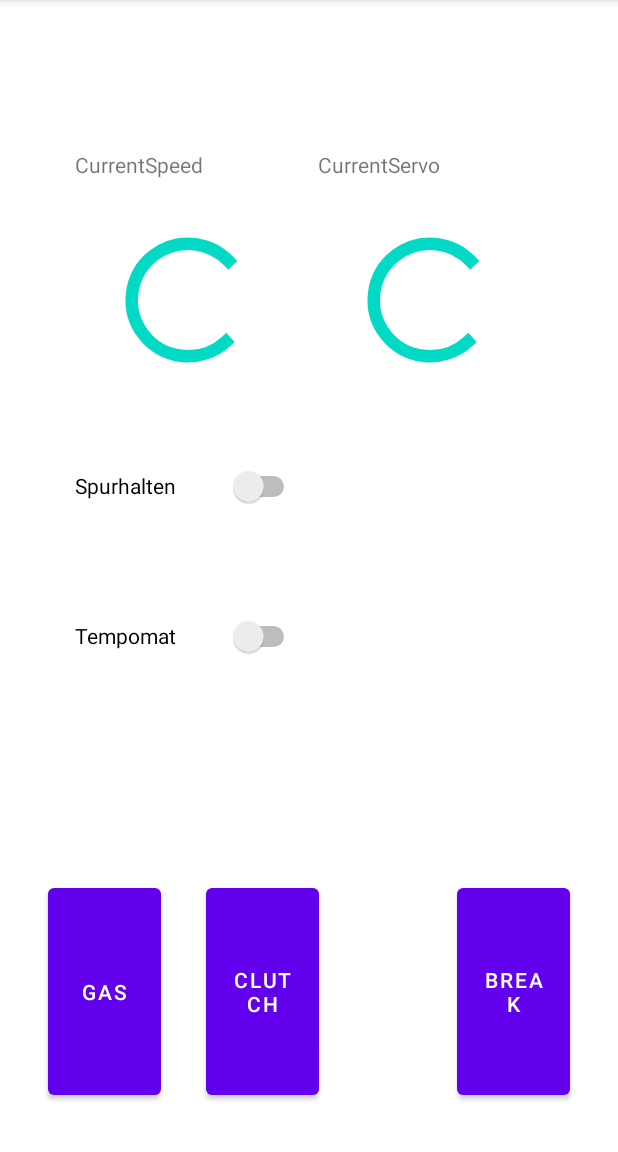
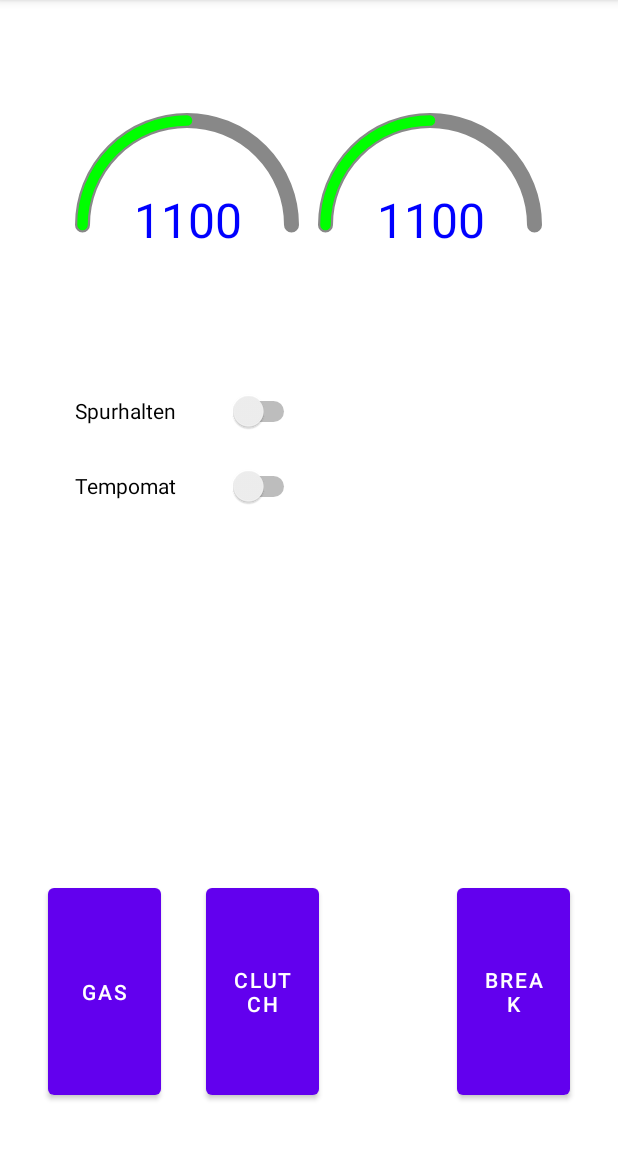
Before and after one commit to Buecherregale/CarControl, an Android app: the TiltControl screen opened directly, with no data from a screen before it, on a phone screen of 412 x 824 dp, the part 84-1236 px from its top. Run offline under Robolectric (Android 15) with nearby library versions, the phone set to English and light mode, and no system bars; 2 statements that could not run were skipped.

Commit message:
Fertig: Kontrolle über Tilt

```diff
--- a/app/src/main/java/de/buecherregale/carcontrol/activities/TiltControl.kt
+++ b/app/src/main/java/de/buecherregale/carcontrol/activities/TiltControl.kt
@@ -49,12 +49,12 @@ class TiltControl : AppCompatActivity() {
             val constants = service.getConstants()
 
              motorController = MotorController(url,  constants,
-                gas=gasBtn, breaking=breakBtn, clutch=clutchBtn,
-                 findViewById(R.id.currentSpeedText), findViewById(R.id.currentSpeed),
-                100, changePerDelay=constants.motorOffset / 40, breakPerDelay=constants.motorOffset / 20)
+                gasBtn, breakBtn, clutchBtn,
+                 findViewById(R.id.currentSpeed),
+                delay=100, changePerDelay=constants.motorOffset / 40, breakPerDelay=constants.motorOffset / 8)
 
             steeringController = SteeringController(getSystemService(Context.SENSOR_SERVICE) as SensorManager,
-                findViewById(R.id.currentServoText), findViewById(R.id.currentServo),
+                findViewById(R.id.currentServo),
                 apiController, constants, 50)
         }
         // disable components based on switches
@@ -65,6 +65,9 @@ class TiltControl : AppCompatActivity() {
         val spurhalten = findViewById<Switch>(R.id.spurhalten)
         spurhalten.setOnCheckedChangeListener { _, checked ->
             steeringController.setEnabled(!checked)
+            CoroutineScope(Dispatchers.Main).launch {
+                apiController.getService().activateLKA()
+            }
         }
     }
 }
--- a/app/src/main/java/de/buecherregale/carcontrol/api/CarControlService.kt
+++ b/app/src/main/java/de/buecherregale/carcontrol/api/CarControlService.kt
@@ -1,5 +1,6 @@
 package de.buecherregale.carcontrol.api
 
+import retrofit2.Response
 import retrofit2.http.Body
 import retrofit2.http.GET
 import retrofit2.http.POST
@@ -13,5 +14,8 @@ interface CarControlService {
     @GET("car_control/constants")
     suspend fun getConstants() : Constants
 
+    @POST("car_control/lka")
+    suspend fun activateLKA() : Response<Unit>
+
     // no get methods for servo and speed exist
 }
--- a/app/src/main/java/de/buecherregale/carcontrol/api/CarControlServiceMock.java
+++ b/app/src/main/java/de/buecherregale/carcontrol/api/CarControlServiceMock.java
@@ -2,7 +2,10 @@ package de.buecherregale.carcontrol.api;
 
 import androidx.annotation.NonNull;
 import androidx.annotation.Nullable;
+
+import kotlin.Unit;
 import kotlin.coroutines.Continuation;
+import retrofit2.Response;
 
 public class CarControlServiceMock implements CarControlService {
     @Nullable
@@ -22,4 +25,10 @@ public class CarControlServiceMock implements CarControlService {
     public Object getConstants(@NonNull Continuation<? super Constants> $completion) {
         return new Constants(1100, 400, 1100, 400);
     }
+
+    @Nullable
+    @Override
+    public Object activateLKA(@NonNull Continuation<? super Response<Unit>> $completion) {
+        return null;
+    }
 }
--- a/app/src/main/java/de/buecherregale/carcontrol/controller/MotorController.kt
+++ b/app/src/main/java/de/buecherregale/carcontrol/controller/MotorController.kt
@@ -4,17 +4,16 @@ import android.annotation.SuppressLint
 import android.util.Log
 import android.view.MotionEvent
 import android.widget.Button
-import android.widget.ProgressBar
-import android.widget.TextView
 import de.buecherregale.carcontrol.api.Constants
 import de.buecherregale.carcontrol.api.RestApiController
 import de.buecherregale.carcontrol.api.Motor
+import de.buecherregale.carcontrol.views.SemiCircleProgressBar
 import kotlinx.coroutines.*
 
 @SuppressLint("ClickableViewAccessibility")
 class MotorController(url: String, constants: Constants,
                       gas: Button, breaking: Button, clutch: Button,
-                      private val currentSpeedText: TextView, private val progress: ProgressBar,
+                      private val progress: SemiCircleProgressBar,
                       delay: Long, changePerDelay: Int, breakPerDelay: Int) {
 
     private val apiController = RestApiController(url)
@@ -45,7 +44,6 @@ class MotorController(url: String, constants: Constants,
         """.trimIndent())
         Log.d("MotorController", "setting up listener...")
 
-        progress.isIndeterminate = false
         progress.min = constants.motorMin
         progress.max = constants.motorMax
         progress.progress = constants.motorCenter
@@ -142,10 +140,7 @@ class MotorController(url: String, constants: Constants,
 
         currentSpeed = newSpeed
         apiController.getService().postMotor(Motor(newSpeed))
-        currentSpeedText.text = currentSpeed.toString()
         progress.progress = currentSpeed
-        progress.secondaryProgress = currentSpeed
-        progress.secondaryProgress = currentSpeed
         Log.d("MotorController", "changing speed to $newSpeed")
     }
 }
--- a/app/src/main/java/de/buecherregale/carcontrol/controller/SteeringController.kt
+++ b/app/src/main/java/de/buecherregale/carcontrol/controller/SteeringController.kt
@@ -5,17 +5,16 @@ import android.hardware.SensorEvent
 import android.hardware.SensorEventListener
 import android.hardware.SensorManager
 import android.util.Log
-import android.widget.ProgressBar
-import android.widget.TextView
 import de.buecherregale.carcontrol.api.Constants
 import de.buecherregale.carcontrol.api.RestApiController
 import de.buecherregale.carcontrol.api.Servo
+import de.buecherregale.carcontrol.views.SemiCircleProgressBar
 import kotlinx.coroutines.CoroutineScope
 import kotlinx.coroutines.Dispatchers
 import kotlinx.coroutines.launch
 import kotlin.math.abs
 
-class SteeringController(sensorManager: SensorManager, private val currentServoText: TextView, private val progress: ProgressBar, private val apiController: RestApiController, private val constants: Constants, private val tolerance: Int): SensorEventListener {
+class SteeringController(sensorManager: SensorManager, private val progress: SemiCircleProgressBar, private val apiController: RestApiController, private val constants: Constants, private val tolerance: Int): SensorEventListener {
 
     private val accelerometerReading = FloatArray(3)
     private val magnetometerReading = FloatArray(3)
@@ -31,7 +30,6 @@ class SteeringController(sensorManager: SensorManager, private val currentServoT
         Log.d("Steering Controller", "Init SteeringController")
         Log.d("Steering Controller", "Using tolerance $tolerance")
 
-        progress.isIndeterminate = false
         progress.min = constants.servoMin
         progress.max = constants.servoMax
         progress.progress = constants.servoCenter
@@ -69,7 +67,6 @@ class SteeringController(sensorManager: SensorManager, private val currentServoT
         val servo: Int = mapOrientationToServo(accelerometerReading[1])
         if(abs(servo - currentServo) > tolerance) {
             currentServo = servo
-            currentServoText.text = servo.toString()
             CoroutineScope(Dispatchers.Main).launch {
                 apiController.getService().postServo(Servo(servo))
             }
@@ -82,7 +79,6 @@ class SteeringController(sensorManager: SensorManager, private val currentServoT
 
     fun setEnabled(enabled: Boolean) {
         currentServo = constants.servoCenter
-        currentServoText.text = constants.servoCenter.toString()
         CoroutineScope(Dispatchers.Main).launch {
             apiController.getService().postServo(Servo(constants.servoCenter))
         }
--- /dev/null
+++ b/app/src/main/java/de/buecherregale/carcontrol/views/SemiCircleProgressBar.kt
@@ -0,0 +1,131 @@
+package de.buecherregale.carcontrol.views
+
+import android.content.Context
+import android.content.res.TypedArray
+import android.graphics.Canvas
+import android.graphics.Color
+import android.graphics.Paint
+import android.graphics.RectF
+import android.util.AttributeSet
+import android.view.View
+import de.buecherregale.carcontrol.R
+import java.lang.Integer.min
+
+class SemiCircleProgressBar @JvmOverloads constructor(
+    context: Context, attrs: AttributeSet? = null, defStyleAttr: Int = 0, defStyleRes: Int = 0):
+    View(context, attrs, defStyleAttr, defStyleRes) {
+
+    var min: Int = 10
+        set(value) {    // remove check
+            field = value
+            if(progress < value) {
+                progress = value
+            }
+            invalidate()
+        }
+    var max = 1000
+        set(value) {
+            field = value
+            if(progress > value) {
+                progress = value
+            }
+            invalidate()
+        }
+    var progress: Int = min
+        set(value) {
+            if(value in min..max) {
+                field = value
+                invalidate()
+            } else {
+                field = min
+            }
+        }
+
+    // visuals
+    // don't realloc, reuse
+    private val paint = Paint()
+    private val textPaint = Paint().apply {
+        color = Color.BLUE
+        style = Paint.Style.STROKE
+        textSize = 48f
+        textAlign = Paint.Align.CENTER
+    }
+    private val rectF = RectF()
+
+    private var backgroundColor = Color.GRAY
+    private var foregroundColor = Color.GREEN
+
+    private var backStrokeWidth = 10f
+    private var foreStrokeWidth = 8f
+
+    init {
+        // get xml attributes
+        if(attrs != null) {
+            val typedArray: TypedArray =
+                context.obtainStyledAttributes(attrs, R.styleable.SemiCircleProgressBar)
+
+            min =
+                typedArray.getInt(R.styleable.SemiCircleProgressBar_Minimum, min)
+            max =
+                typedArray.getInt(R.styleable.SemiCircleProgressBar_Maximum, max)
+            progress =
+                typedArray.getInt(R.styleable.SemiCircleProgressBar_Progress, progress)
+            // ui
+            backgroundColor =
+                typedArray.getColor(R.styleable.SemiCircleProgressBar_BackgroundColor, backgroundColor)
+            foregroundColor =
+                typedArray.getColor(R.styleable.SemiCircleProgressBar_ForegroundColor, foregroundColor)
+            backStrokeWidth =
+                typedArray.getDimension(R.styleable.SemiCircleProgressBar_BackStrokeWidth, backStrokeWidth)
+            foreStrokeWidth =
+                typedArray.getDimension(R.styleable.SemiCircleProgressBar_ForeStrokeWidth, foreStrokeWidth)
+
+            typedArray.recycle()
+        }
+    }
+
+    @Override
+    override fun onDraw(canvas: Canvas) {
+        super.onDraw(canvas)
+        // background
+        updatePaint(backgroundColor, backStrokeWidth)
+
+        val radius = min(width, height) / 2 - paint.strokeWidth / 2
+        updateRectF(radius)
+        // start at 180f for upper circle half
+        canvas.drawArc(rectF, 180f, 180f, false, paint)
+
+        // foreground
+        updatePaint(foregroundColor, foreStrokeWidth)
+        updateRectF(radius)
+
+        canvas.drawArc(rectF, 180f, getSweepAngle(), false, paint)
+
+        val textX = width.toFloat() / 2
+        val textY = height.toFloat() / 2 + textPaint.textSize / 4
+        canvas.drawText(progress.toString(), textX, textY, textPaint)
+    }
+
+    private fun getSweepAngle() : Float {
+        // 1100 - 1100
+        return (progress - min).toFloat() / (max - min) * 180f
+    }
+
+    private fun updatePaint(color: Int, strokeWidth: Float) {
+        paint.color = color
+        paint.style = Paint.Style.STROKE
+        paint.strokeWidth = strokeWidth
+        paint.isAntiAlias = true
+        paint.strokeCap = Paint.Cap.ROUND
+    }
+
+    private fun updateRectF(radius: Float) {
+        val centerX = width / 2
+        val centerY = height / 2
+
+        rectF.left = centerX - radius
+        rectF.top = centerY - radius
+        rectF.right = centerX + radius
+        rectF.bottom = centerY + radius
+    }
+}
--- a/app/src/main/res/layout-land/activity_tilt_control.xml
+++ b/app/src/main/res/layout-land/activity_tilt_control.xml
@@ -36,68 +36,72 @@
         app:layout_constraintBottom_toBottomOf="parent"
         app:layout_constraintStart_toStartOf="parent" />
 
-    <ProgressBar
-        android:id="@+id/currentSpeed"
-        style="?android:attr/progressBarStyle"
-        android:indeterminate="false"
-        android:layout_width="100dp"
-        android:layout_height="100dp"
-        android:layout_marginStart="125dp"
-        android:layout_marginTop="75dp"
-        app:layout_constraintStart_toStartOf="parent"
-        app:layout_constraintTop_toTopOf="parent" />
-
-    <ProgressBar
-        android:id="@+id/currentServo"
-        style="?android:attr/progressBarStyle"
-        android:indeterminate="false"
-        android:layout_width="100dp"
-        android:layout_height="100dp"
-        android:layout_marginTop="75dp"
-        android:layout_marginEnd="125dp"
-        app:layout_constraintEnd_toEndOf="parent"
-        app:layout_constraintTop_toTopOf="parent" />
-
-    <TextView
-        android:id="@+id/currentSpeedText"
-        android:layout_width="150dp"
-        android:layout_height="32dp"
-        android:layout_marginStart="100dp"
-        android:layout_marginTop="25dp"
-        android:text="@string/currentSpeedText"
-        app:layout_constraintStart_toStartOf="parent"
-        app:layout_constraintTop_toTopOf="parent" />
-
-    <TextView
-        android:id="@+id/currentServoText"
-        android:layout_width="150dp"
-        android:layout_height="32dp"
-        android:layout_marginTop="25dp"
-        android:layout_marginEnd="100dp"
-        android:text="@string/currentServoText"
-        app:layout_constraintEnd_toEndOf="parent"
-        app:layout_constraintTop_toTopOf="parent" />
-
     <Switch
         android:id="@+id/spurhalten"
-        android:layout_width="153dp"
-        android:layout_height="48dp"
+
+        android:layout_width="150dp"
+        android:layout_height="50dp"
         android:layout_marginStart="300dp"
-        android:layout_marginTop="15dp"
+        android:layout_marginTop="125dp"
+
         android:text="@string/spurhalten"
+        android:textAlignment="viewStart"
+        app:layout_constraintEnd_toStartOf="@+id/currentServo"
+        app:layout_constraintHorizontal_bias="0.5"
+        app:layout_constraintStart_toEndOf="@+id/currentSpeed"
         app:layout_constraintStart_toStartOf="parent"
         app:layout_constraintTop_toTopOf="parent"
         tools:ignore="UseSwitchCompatOrMaterialXml" />
 
     <Switch
         android:id="@+id/tempomat"
-        android:layout_width="153dp"
-        android:layout_height="48dp"
+
+        android:layout_width="150dp"
+        android:layout_height="50dp"
         android:layout_marginStart="300dp"
-        android:layout_marginTop="100dp"
+        android:layout_marginTop="50dp"
+
         android:text="@string/tempomat"
+        android:textAlignment="viewStart"
+        app:layout_constraintEnd_toStartOf="@+id/currentServo"
+        app:layout_constraintHorizontal_bias="0.5"
+        app:layout_constraintStart_toEndOf="@+id/currentSpeed"
         app:layout_constraintStart_toStartOf="parent"
         app:layout_constraintTop_toTopOf="parent"
         tools:ignore="UseSwitchCompatOrMaterialXml" />
 
+    <de.buecherregale.carcontrol.views.SemiCircleProgressBar
+        android:id="@+id/currentSpeed"
+
+        android:layout_width="150dp"
+        android:layout_height="150dp"
+        android:layout_marginStart="50dp"
+        android:layout_marginTop="16dp"
+
+        app:BackStrokeWidth="10dp"
+        app:ForeStrokeWidth="7dp"
+
+        app:Maximum="1500"
+        app:Minimum="1100"
+        app:Progress="1100"
+        app:layout_constraintStart_toStartOf="parent"
+        app:layout_constraintTop_toTopOf="parent" />
+
+    <de.buecherregale.carcontrol.views.SemiCircleProgressBar
+        android:id="@+id/currentServo"
+
+        android:layout_width="150dp"
+        android:layout_height="150dp"
+        android:layout_marginTop="16dp"
+        android:layout_marginEnd="50dp"
+
+        app:BackStrokeWidth="10dp"
+        app:ForeStrokeWidth="7dp"
+
+        app:Maximum="1500"
+        app:Minimum="1100"
+        app:Progress="1100"
+        app:layout_constraintEnd_toEndOf="parent"
+        app:layout_constraintTop_toTopOf="parent" />
+
 </androidx.constraintlayout.widget.ConstraintLayout>
--- a/app/src/main/res/layout/activity_tilt_control.xml
+++ b/app/src/main/res/layout/activity_tilt_control.xml
@@ -36,52 +36,12 @@
         app:layout_constraintBottom_toBottomOf="parent"
         app:layout_constraintStart_toStartOf="parent" />
 
-    <ProgressBar
-        android:id="@+id/currentSpeed"
-        style="?android:attr/progressBarStyle"
-        android:layout_width="100dp"
-        android:layout_height="100dp"
-        android:layout_marginStart="75dp"
-        android:layout_marginTop="150dp"
-        app:layout_constraintStart_toStartOf="parent"
-        app:layout_constraintTop_toTopOf="parent" />
-
-    <TextView
-        android:id="@+id/currentSpeedText"
-        android:layout_width="150dp"
-        android:layout_height="32dp"
-        android:layout_marginStart="50dp"
-        android:layout_marginTop="100dp"
-        android:text="@string/currentSpeedText"
-        app:layout_constraintStart_toStartOf="parent"
-        app:layout_constraintTop_toTopOf="parent" />
-
-    <TextView
-        android:id="@+id/currentServoText"
-        android:layout_width="150dp"
-        android:layout_height="32dp"
-        android:layout_marginTop="100dp"
-        android:layout_marginEnd="50dp"
-        android:text="@string/currentServoText"
-        app:layout_constraintEnd_toEndOf="parent"
-        app:layout_constraintTop_toTopOf="parent" />
-
-    <ProgressBar
-        android:id="@+id/currentServo"
-        style="?android:attr/progressBarStyle"
-        android:layout_width="100dp"
-        android:layout_height="100dp"
-        android:layout_marginTop="150dp"
-        android:layout_marginEnd="75dp"
-        app:layout_constraintEnd_toEndOf="parent"
-        app:layout_constraintTop_toTopOf="parent" />
-
     <Switch
         android:id="@+id/spurhalten"
         android:layout_width="150dp"
         android:layout_height="48dp"
         android:layout_marginStart="50dp"
-        android:layout_marginTop="300dp"
+        android:layout_marginTop="250dp"
         android:text="@string/spurhalten"
         app:layout_constraintStart_toStartOf="parent"
         app:layout_constraintTop_toTopOf="parent"
@@ -91,11 +51,45 @@
         android:id="@+id/tempomat"
         android:layout_width="150dp"
         android:layout_height="48dp"
+
         android:layout_marginStart="50dp"
-        android:layout_marginTop="400dp"
+        android:layout_marginTop="300dp"
         android:text="@string/tempomat"
         app:layout_constraintStart_toStartOf="parent"
         app:layout_constraintTop_toTopOf="parent"
         tools:ignore="UseSwitchCompatOrMaterialXml" />
 
+    <de.buecherregale.carcontrol.views.SemiCircleProgressBar
+        android:id="@+id/currentSpeed"
+        android:layout_width="150dp"
+        android:layout_height="150dp"
+
+        android:layout_marginStart="50dp"
+        android:layout_marginTop="75dp"
+        app:BackStrokeWidth="10dp"
+        app:ForeStrokeWidth="7dp"
+
+        app:Maximum="1500"
+        app:Minimum="1100"
+        app:Progress="1100"
+        app:layout_constraintStart_toStartOf="parent"
+        app:layout_constraintTop_toTopOf="parent" />
+
+    <de.buecherregale.carcontrol.views.SemiCircleProgressBar
+        android:id="@+id/currentServo"
+        android:layout_width="150dp"
+        android:layout_height="150dp"
+
+        android:layout_marginEnd="50dp"
+        android:layout_marginTop="75dp"
+
+        app:BackStrokeWidth="10dp"
+        app:ForeStrokeWidth="7dp"
+        app:Maximum="1500"
+        app:Minimum="1100"
+        app:Progress="1100"
+        app:layout_constraintEnd_toEndOf="parent"
+        app:layout_constraintTop_toTopOf="parent"
+        tools:layout_editor_absoluteY="150dp" />
+
 </androidx.constraintlayout.widget.ConstraintLayout>
--- /dev/null
+++ b/app/src/main/res/values/attrs.xml
@@ -0,0 +1,18 @@
+<?xml version="1.0" encoding="utf-8"?>
+<resources>
+    <declare-styleable name="CustomSemiCircle">
+        <attr name="SemiCircleStrokeWidth" format="dimension"/>
+        <attr name="SemiCircleFrontColor" format="color" />
+        <attr name="SemiCircleBackColor" format="color" />
+    </declare-styleable>
+
+    <declare-styleable name="SemiCircleProgressBar">
+        <attr name="Minimum" format="integer" />
+        <attr name="Maximum" format="integer" />
+        <attr name="Progress" format="integer" />
+        <attr name="BackgroundColor" format="color" />
+        <attr name="ForegroundColor" format="color" />
+        <attr name="BackStrokeWidth" format="dimension" />
+        <attr name="ForeStrokeWidth" format="dimension" />
+    </declare-styleable>
+</resources>
--- a/build.gradle
+++ b/build.gradle
@@ -2,5 +2,5 @@
 plugins {
     id 'com.android.application' version '8.0.2' apply false
     id 'com.android.library' version '8.0.2' apply false
-    id 'org.jetbrains.kotlin.android' version '1.8.21' apply false
+    id 'org.jetbrains.kotlin.android' version '1.9.0-Beta' apply false
 }
```
Also changed, not shown: app/build.gradle (+6 -4 lines).
